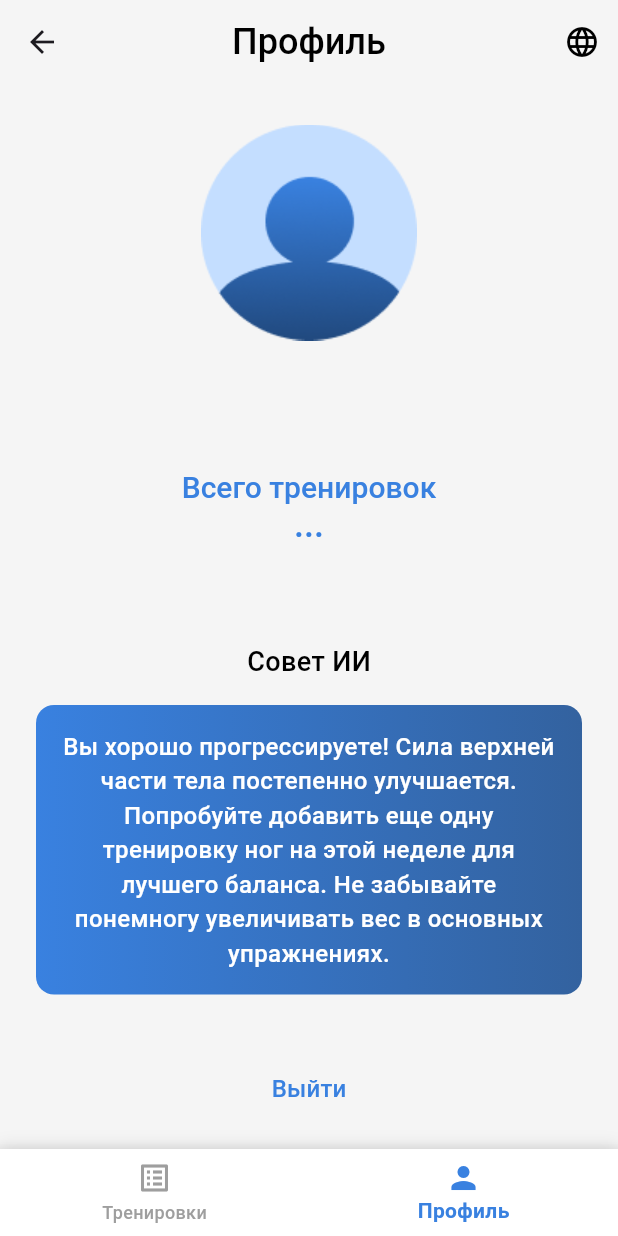
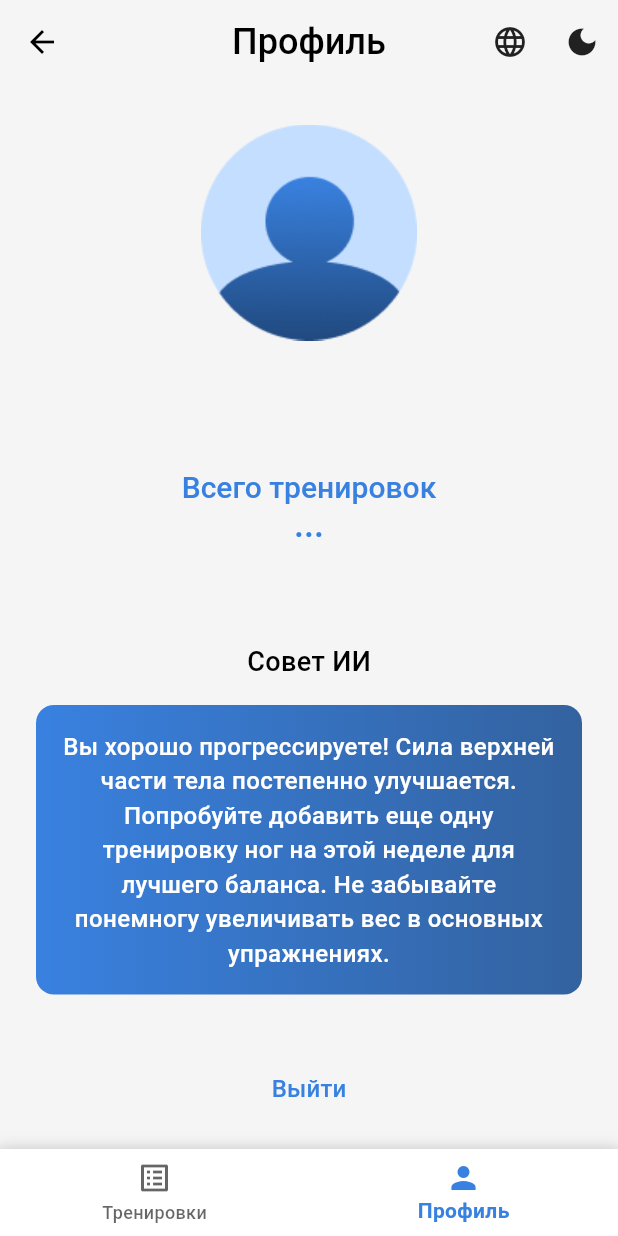
Before and after one commit to VibeTeam/fitness-tracker-frontend, a Flutter app: the MainScreen screen opened by its route, item 2 of the bottom bar chosen, after a tap on the "language" icon, on a phone screen of 412 x 824 dp. Run offline on Flutter 3.47's test engine with Material 3 defaults, Android fonts, the light colour scheme and no system bars; our stand-ins replace flutter_secure_storage, fluttertoast; accounts and stored records are empty; network calls fail.

Commit message:
Implement dark/light theme

```diff
--- a/lib/main.dart
+++ b/lib/main.dart
@@ -6,6 +6,7 @@ import '/screens/main_screen.dart';
 import 'package:flutter/material.dart';
 import 'package:flutter_localizations/flutter_localizations.dart';
 import 'l10n/app_localizations.dart';
+import 'theme/app_theme.dart';
 
 void main() {
   runApp(const MyApp());
@@ -22,6 +23,7 @@ class MyApp extends StatefulWidget {
 
 class _MyAppState extends State<MyApp> {
   Locale _locale = const Locale('en');
+  ThemeMode _themeMode = ThemeMode.light;
 
   void setLocale(Locale locale) {
     setState(() {
@@ -29,12 +31,22 @@ class _MyAppState extends State<MyApp> {
     });
   }
 
+ void setThemeMode(ThemeMode mode) {
+    setState(() {
+      _themeMode = mode;
+    });
+  }
+
+  ThemeMode get themeMode => _themeMode;
 
   @override
   Widget build(BuildContext context) {
     return MaterialApp(
       debugShowCheckedModeBanner: false,
       locale: _locale,
+      theme: AppTheme.light,
+      darkTheme: AppTheme.dark,
+      themeMode: _themeMode,
       localizationsDelegates: const [
         AppLocalizations.delegate,
         GlobalMaterialLocalizations.delegate,
--- a/lib/screens/profile_page.dart
+++ b/lib/screens/profile_page.dart
@@ -88,13 +88,14 @@ class _ProfilePageState extends State<ProfilePage> {
   Widget build(BuildContext context) {
     return Scaffold(
       appBar: AppBar(
-        backgroundColor: AppColors.grey,
+        backgroundColor: Theme.of(context).colorScheme.background,
         elevation: 0,
         scrolledUnderElevation: 0,
         centerTitle: true,
         actions: [
           IconButton(
-            icon: const Icon(Icons.language, color: AppColors.black),
+            icon: Icon(Icons.language,
+                color: Theme.of(context).iconTheme.color),
             onPressed: () {
               final currentLocale = Localizations.localeOf(context);
               final newLocale = currentLocale.languageCode == 'en'
@@ -103,18 +104,31 @@ class _ProfilePageState extends State<ProfilePage> {
               MyApp.of(context).setLocale(newLocale);
             },
           ),
+          IconButton(
+            icon: Icon(
+              MyApp.of(context).themeMode == ThemeMode.dark
+                  ? Icons.light_mode
+                  : Icons.dark_mode,
+              color: Theme.of(context).iconTheme.color,
+            ),
+            onPressed: () {
+              final isDark = MyApp.of(context).themeMode == ThemeMode.dark;
+              MyApp.of(context).setThemeMode(
+                  isDark ? ThemeMode.light : ThemeMode.dark);
+            },
+          ),
         ],
         title:  Text(
           AppLocalizations.of(context).translate('profileTitle'),
-          style: const TextStyle(
-            color: AppColors.black,
+          style: TextStyle(
+            color: Theme.of(context).colorScheme.onBackground,
             fontSize: 24,
             fontWeight: FontWeight.w500,
           ),
           textAlign: TextAlign.center,
         ),
       ),
-      backgroundColor: AppColors.grey,
+      backgroundColor: Theme.of(context).colorScheme.background,
       body: SafeArea(
         child: _isLoading
             ? const Center(child: CircularProgressIndicator())
@@ -175,10 +189,10 @@ class _ProfilePageState extends State<ProfilePage> {
                   const SizedBox(height: 64),
                   Text(
                     AppLocalizations.of(context).translate('aiInsight'),
-                    style: const TextStyle(
+                    style: TextStyle(
                       fontWeight: FontWeight.w500,
                       fontSize: 18,
-                      color: AppColors.black,
+                      color: Theme.of(context).colorScheme.onBackground,
                     ),
                   ),
                   const SizedBox(height: 16),
@@ -192,8 +206,8 @@ class _ProfilePageState extends State<ProfilePage> {
                       ),
                       child: Text(
                         AppLocalizations.of(context).translate('aiText'),
-                        style: const TextStyle(
-                          color: AppColors.white,
+                        style: TextStyle(
+                          color: Theme.of(context).colorScheme.onPrimary,
                           fontSize: 16,
                           fontWeight: FontWeight.w500,
                         ),
--- a/lib/screens/sign_in_page.dart
+++ b/lib/screens/sign_in_page.dart
@@ -63,15 +63,16 @@ class _SignInPageState extends State<SignInPage> {
   @override
   Widget build(BuildContext context) {
     return Scaffold(
-      backgroundColor: AppColors.grey,
+      backgroundColor: Theme.of(context).colorScheme.background,
       appBar: AppBar(
-        backgroundColor: AppColors.grey,
+        backgroundColor: Theme.of(context).colorScheme.background,
         elevation: 0,
         scrolledUnderElevation: 0,
         centerTitle: true,
         actions: [
           IconButton(
-            icon: const Icon(Icons.language, color: AppColors.black),
+            icon: Icon(Icons.language,
+                color: Theme.of(context).iconTheme.color),
             onPressed: () {
               final currentLocale = Localizations.localeOf(context);
               final newLocale = currentLocale.languageCode == 'en'
@@ -112,9 +113,9 @@ class _SignInPageState extends State<SignInPage> {
                         text: TextSpan(
                           text: AppLocalizations.of(context)
                               .translate('signInPart1'),
-                          style: const TextStyle(
+                          style: TextStyle(
                             fontSize: 24,
-                            color: Colors.black,
+                            color: Theme.of(context).colorScheme.onBackground,
                             fontWeight: FontWeight.bold,
                           ),
                           children: [
--- a/lib/screens/splash_screen.dart
+++ b/lib/screens/splash_screen.dart
@@ -39,7 +39,7 @@ class _SplashScreenState extends State<SplashScreen> {
   @override
   Widget build(BuildContext context) {
     return Scaffold(
-      backgroundColor: Colors.grey[100],
+      backgroundColor: Theme.of(context).colorScheme.background,
       body: Center(
         child: Column(
           mainAxisAlignment: MainAxisAlignment.center,
@@ -49,10 +49,10 @@ class _SplashScreenState extends State<SplashScreen> {
             SizedBox(height: 24),
             Text(
               AppLocalizations.of(context).translate('appTitle'),
-              style: const TextStyle(
+              style: TextStyle(
                 fontSize: 24,
                 fontWeight: FontWeight.bold,
-                color: Colors.black,
+                color: Theme.of(context).colorScheme.onBackground,
               ),
             ),
             SizedBox(height: 48),
--- a/lib/theme/app_colors.dart
+++ b/lib/theme/app_colors.dart
@@ -2,9 +2,6 @@ import 'package:flutter/material.dart';
 
 class AppColors {
   static const Color primaryBlue = Color(0xff3981E0);
-  static const Color black = Colors.black;
-  static const Color white = Colors.white;
-  static const Color grey = Color(0xffF5F5F5);
   static const Gradient primaryGradient = LinearGradient(
     begin: Alignment.centerLeft,
     end: Alignment.centerRight,
--- /dev/null
+++ b/lib/theme/app_theme.dart
@@ -0,0 +1,39 @@
+import 'package:flutter/material.dart';
+import 'app_colors.dart';
+
+class AppTheme {
+  static final ThemeData light = ThemeData(
+    colorScheme: const ColorScheme.light(
+      primary: AppColors.primaryBlue,
+      background: Color(0xffF5F5F5),
+      surface: Colors.white,
+      onBackground: Colors.black,
+      onSurface: Colors.black,
+    ),
+    scaffoldBackgroundColor: const Color(0xffF5F5F5),
+    appBarTheme: const AppBarTheme(
+      backgroundColor: Color(0xffF5F5F5),
+      foregroundColor: Colors.black,
+      elevation: 0,
+    ),
+    useMaterial3: true,
+  );
+
+  static final ThemeData dark = ThemeData(
+    brightness: Brightness.dark,
+    colorScheme: const ColorScheme.dark(
+      primary: AppColors.primaryBlue,
+      background: Color(0xff121212),
+      surface: Color(0xff1E1E1E),
+      onBackground: Colors.white,
+      onSurface: Colors.white,
+    ),
+    scaffoldBackgroundColor: const Color(0xff121212),
+    appBarTheme: const AppBarTheme(
+      backgroundColor: Color(0xff121212),
+      foregroundColor: Colors.white,
+      elevation: 0,
+    ),
+    useMaterial3: true,
+  );
+}
--- a/lib/widgets/custom_text_field.dart
+++ b/lib/widgets/custom_text_field.dart
@@ -29,7 +29,7 @@ class CustomTextField extends StatelessWidget {
         hintText: hintText,
         hintStyle: const TextStyle(color: Color(0xff7F7F7F)),
         filled: true,
-        fillColor: Colors.white,
+        fillColor: Theme.of(context).colorScheme.surface,
         contentPadding: const EdgeInsets.symmetric(
           vertical: 12,
           horizontal: 16,
@@ -47,7 +47,11 @@ class CustomTextField extends StatelessWidget {
           borderSide: const BorderSide(color: Colors.red, width: 2),
         ),
       ),
-      style: const TextStyle(fontSize: 16, fontWeight: FontWeight.w500),
+      style: TextStyle(
+        fontSize: 16,
+        fontWeight: FontWeight.w500,
+        color: Theme.of(context).colorScheme.onSurface,
+      ),
     );
   }
 }
--- a/lib/widgets/primary_button.dart
+++ b/lib/widgets/primary_button.dart
@@ -30,8 +30,8 @@ class PrimaryButton extends StatelessWidget {
           alignment: Alignment.center,
           child: Text(
             text,
-            style: const TextStyle(
-              color: Colors.white,
+            style: TextStyle(
+              color: Theme.of(context).colorScheme.onPrimary,
               fontSize: 18,
               fontWeight: FontWeight.w600,
             ),
```
Also changed, not shown: lib/screens/exercises.dart (+8 -5 lines), lib/screens/exercises_page.dart (+4 -4 lines), lib/screens/main_screen.dart (+38 -17 lines), lib/screens/sign_up_page.dart (+6 -5 lines), lib/screens/trainings_page.dart (+39 -24 lines), lib/widgets/custom_app_bar.dart (+5 -4 lines), lib/widgets/set_dialog.dart (+8 -6 lines).
